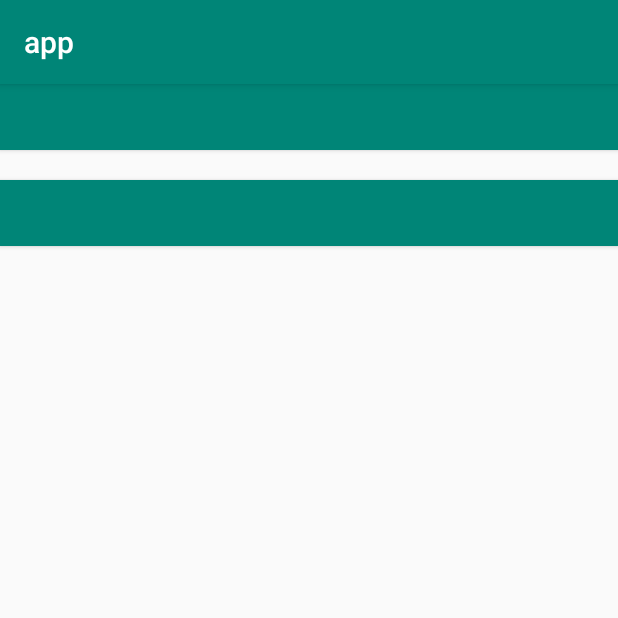
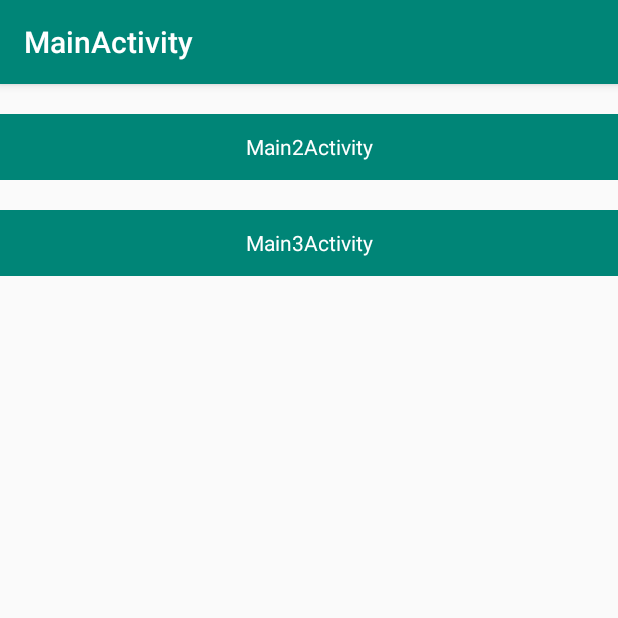
Before and after one commit to JingMeng/JAIDL, an Android app: the screen it shows after launch (MainActivity), on a phone screen of 412 x 824 dp, the top half of it. Run offline under Robolectric (Android 15) with nearby library versions, the phone set to English and light mode, and no system bars.

Commit message:
基本开篇展示

```diff
--- a/app/src/main/AndroidManifest.xml
+++ b/app/src/main/AndroidManifest.xml
@@ -14,7 +14,8 @@
         <activity
             android:name=".Main3Activity"
             android:process=":Main3Activity" />
-        <activity android:name=".Main2Activity" />
+        <activity android:name=".Main2Activity"
+            />
         <activity android:name=".MainActivity">
             <intent-filter>
                 <action android:name="android.intent.action.MAIN" />
--- a/app/src/main/java/me/fenfei/app/Main2Activity.java
+++ b/app/src/main/java/me/fenfei/app/Main2Activity.java
@@ -15,6 +15,9 @@ public class Main2Activity extends AppCompatActivity {
         super.onCreate(savedInstanceState);
         setContentView(R.layout.activity_main2);
 
+        setTitle("Main2Activity");
+
+
         Log.i(TAG, value + "=====this==Main2Activity===========");
     }
 }
--- a/app/src/main/java/me/fenfei/app/Main3Activity.java
+++ b/app/src/main/java/me/fenfei/app/Main3Activity.java
@@ -14,6 +14,11 @@ public class Main3Activity extends AppCompatActivity {
     protected void onCreate(Bundle savedInstanceState) {
         super.onCreate(savedInstanceState);
         setContentView(R.layout.activity_main3);
+
+
+        setTitle("Main3Activity");
+
+
         Log.i(TAG, value + "=====this==Main3Activity===========");
     }
 }
--- a/app/src/main/java/me/fenfei/app/MainActivity.java
+++ b/app/src/main/java/me/fenfei/app/MainActivity.java
@@ -17,6 +17,8 @@ public class MainActivity extends AppCompatActivity {
     protected void onCreate(Bundle savedInstanceState) {
         super.onCreate(savedInstanceState);
         setContentView(R.layout.activity_main);
+
+        setTitle("MainActivity");
 
         findViewById(R.id.to_next_activity).setOnClickListener(new OnClickListener() {
             @Override
--- a/app/src/main/res/layout/activity_main.xml
+++ b/app/src/main/res/layout/activity_main.xml
@@ -3,22 +3,27 @@
     xmlns:app="http://schemas.android.com/apk/res-auto"
     xmlns:tools="http://schemas.android.com/tools"
     android:layout_width="match_parent"
-    android:orientation="vertical"
-    android:layout_height="match_parent">
+    android:layout_height="match_parent"
+    android:orientation="vertical">
 
 
-    <Button
+    <TextView
         android:id="@+id/to_next_activity"
         android:layout_width="match_parent"
         android:layout_height="44dp"
         android:background="@color/colorPrimary"
+        android:gravity="center"
+        android:layout_marginTop="20dp"
+        android:text="Main2Activity"
         android:textColor="@android:color/white" />
 
-    <Button
+    <TextView
         android:id="@+id/to_next_activity2"
         android:layout_width="match_parent"
         android:layout_height="44dp"
         android:layout_marginTop="20dp"
         android:background="@color/colorPrimary"
+        android:gravity="center"
+        android:text="Main3Activity"
         android:textColor="@android:color/white" />
 </LinearLayout>
```
Also changed, not shown: 1 other file.
